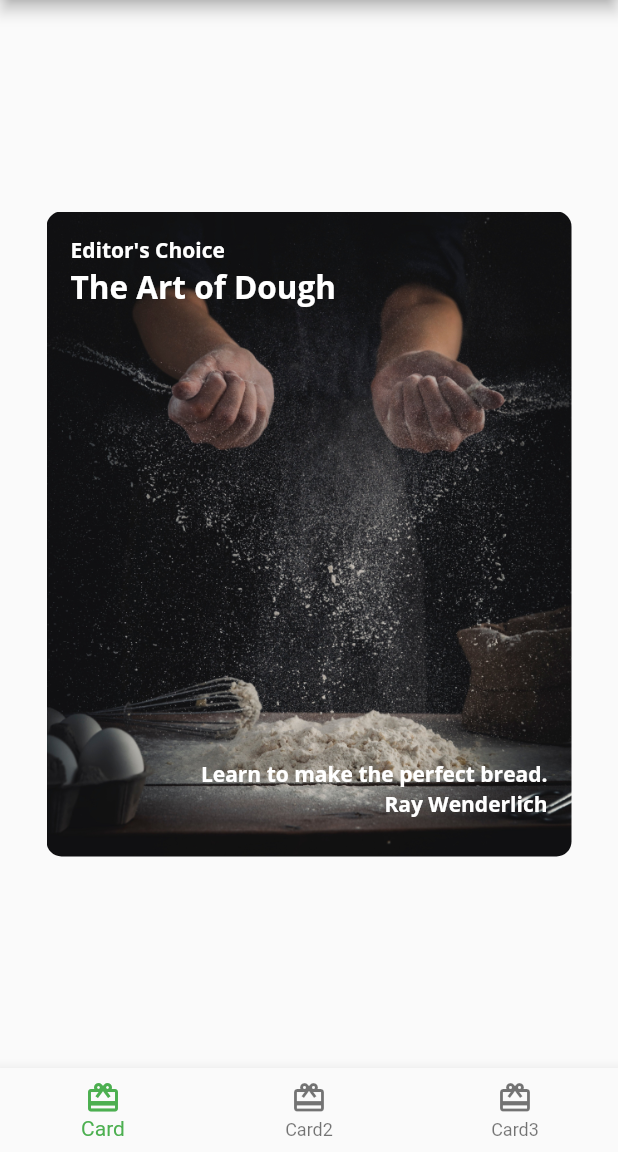
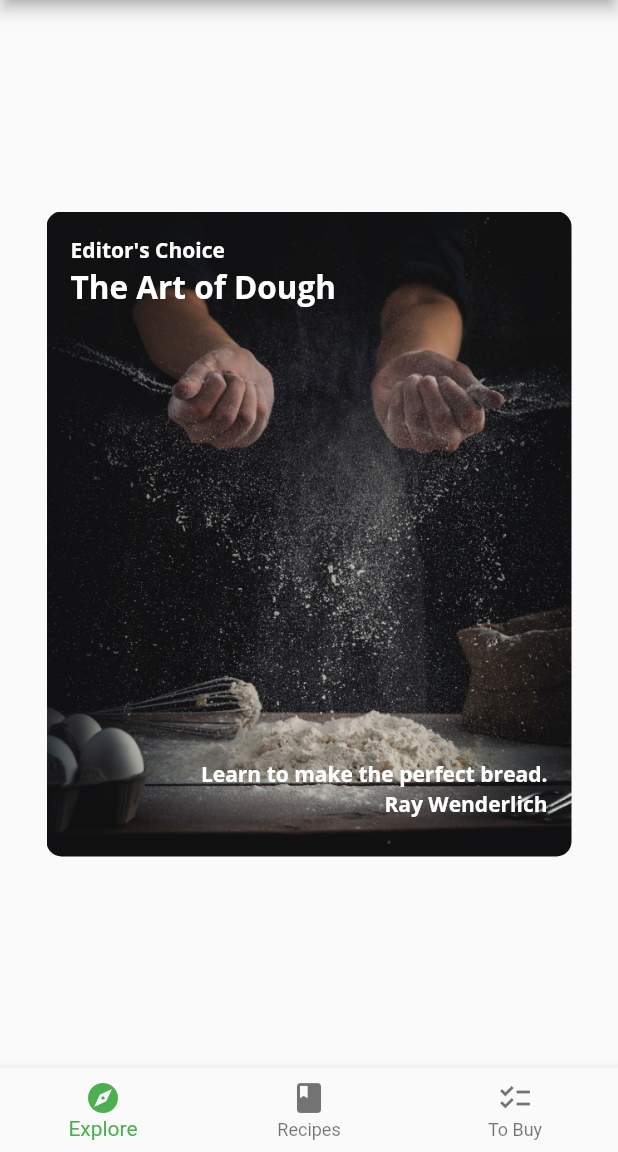
Before and after one commit to OscarAlmgren/apprentice_flutter, a Flutter app: the screen it shows after launch, on a phone screen of 412 x 824 dp, the part 84-1236 px from its top. Run offline on Flutter 3.47's test engine with Material 2 defaults, Android fonts, the phone set to English and light mode, and no system bars; our stand-ins replace google_fonts.

Commit message:
Ändrade labels på bottomNavBar

```diff
--- a/lib/home.dart
+++ b/lib/home.dart
@@ -41,16 +41,16 @@ class _HomeState extends State<Home> {
               Theme.of(context).textSelectionTheme.selectionColor,
           items: const <BottomNavigationBarItem>[
             BottomNavigationBarItem(
-              icon: Icon(Icons.card_giftcard),
-              label: 'Card',
+              icon: Icon(Icons.explore),
+              label: 'Explore',
             ),
             BottomNavigationBarItem(
-              icon: Icon(Icons.card_giftcard),
-              label: 'Card2',
+              icon: Icon(Icons.book),
+              label: 'Recipes',
             ),
             BottomNavigationBarItem(
-              icon: Icon(Icons.card_giftcard),
-              label: 'Card3',
+              icon: Icon(Icons.checklist),
+              label: 'To Buy',
             ),
           ],
         ),
```
